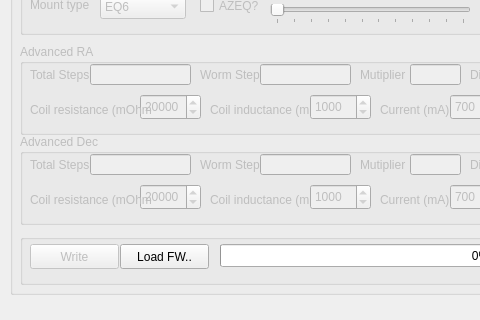
Before: the Qt Designer form mainwindow.ui in ahp-electronics/gt-configurator, drawn with Qt 5; both pictures show x 0 to 480 and y 425 to 745 of the 772 by 745 pixel window.
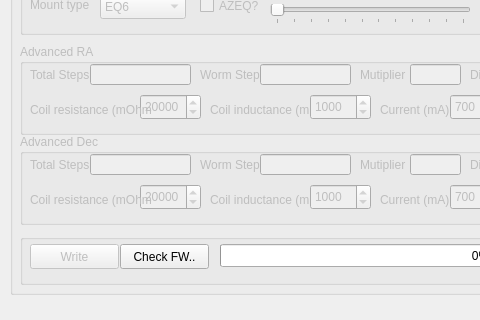
After: the same form once the commit is applied.

Commit message: Draft for remote firmware upgrade

Patch:
```diff
--- a/mainwindow.ui
+++ b/mainwindow.ui
@@ -423,7 +423,7 @@
        </rect>
       </property>
       <property name="text">
-       <string>Load FW..</string>
+       <string>Check FW..</string>
       </property>
      </widget>
     </widget>
```
The commit also changes 2 other files.
